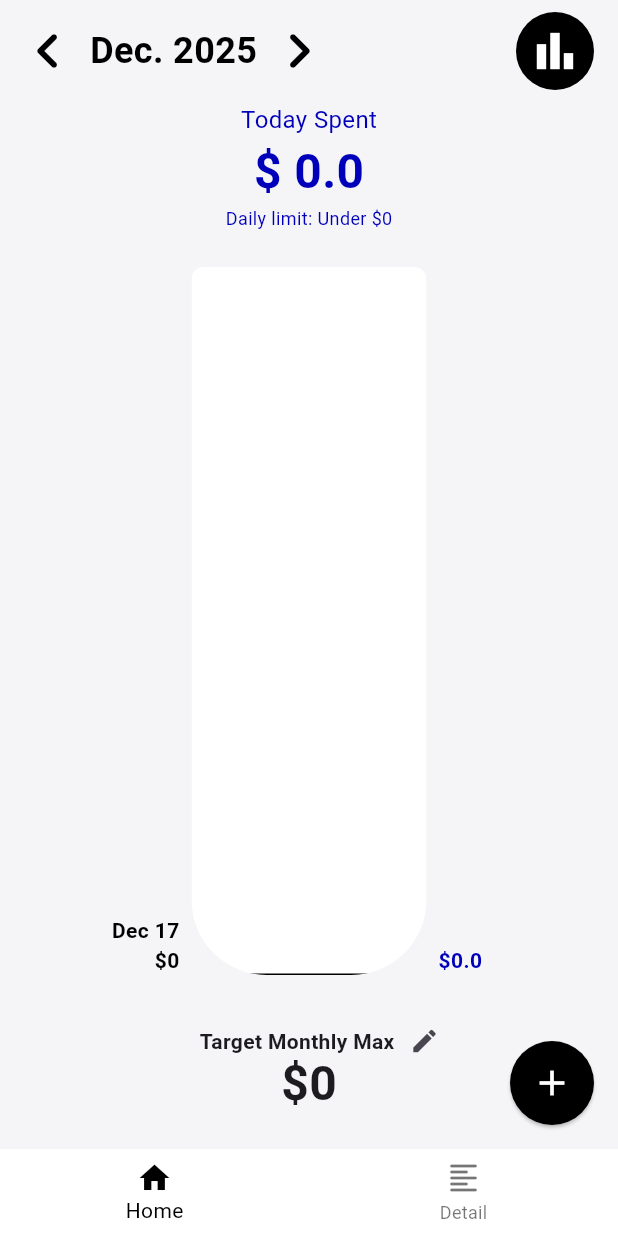
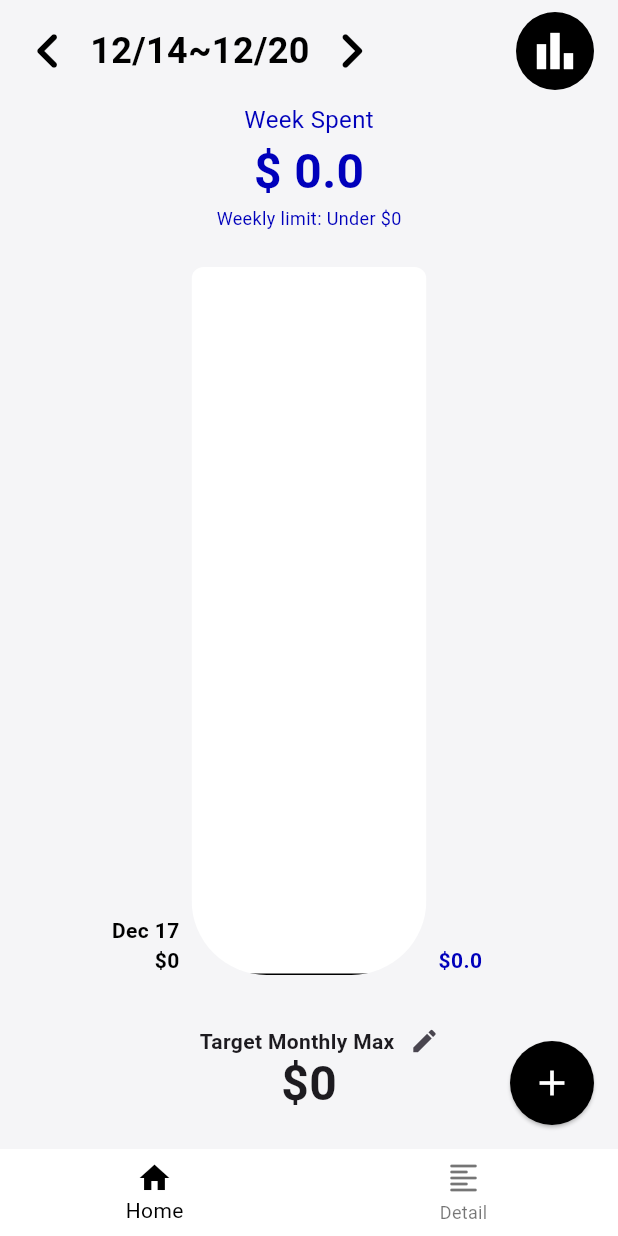
Before and after one commit to Najaehyeon/Money_Manager, a Flutter app: the screen it shows after launch, after a tap on the "chevron left" icon, after a tap on the "chevron right" icon, after a tap on the "bar chart" icon, on a phone screen of 412 x 824 dp. Run offline on Flutter 3.47's test engine with Material 3 defaults, Android fonts, the phone set to English and light mode, and no system bars; our stand-ins replace shared_preferences.

Commit message:
주차트로변경시날짜및제목바뀌게변경

```diff
--- a/lib/Home/home.dart
+++ b/lib/Home/home.dart
@@ -34,6 +34,9 @@ class _HomeState extends State<Home> with RouteAware {
   // Week-Chart State Variable
   bool _isWeekCharted = false;
   DateTime _selectedWeekDate = DateTime.now();
+  DateTime _selectedWeekDateMin = DateTime.now();
+  DateTime _selectedWeekDateMax = DateTime.now();
+  double _weeklyLimit = 0;
 
   @override
   void initState() {
@@ -132,9 +135,11 @@ class _HomeState extends State<Home> with RouteAware {
       _monthDailyLimitMoney = 0;
       _limitMoneyHeightRatio = 0;
       _dailyLimit = 0;
+      _weeklyLimit = 0;
     } else {
       // 1. 오늘의 일일 한도 금액 (Daily Limit)
       _dailyLimit = _targetMoney / totalDaysInCurrentMonth;
+      _weeklyLimit = _targetMoney / 7;
 
       // 2. 현재 일자까지의 누적 한도 금액 (limitMoney)
       _monthDailyLimitMoney = _dailyLimit * currentDay;
@@ -224,7 +229,7 @@ class _HomeState extends State<Home> with RouteAware {
   }
 
   // ---------------------------------------------------------------
-  //                              Week
+  //                         Week Functions
   // ---------------------------------------------------------------
   void setWeekChart() {
     _loadThisWeekData();
@@ -235,6 +240,33 @@ class _HomeState extends State<Home> with RouteAware {
 
   void _loadThisWeekData() {
     _selectedWeekDate = DateTime.now();
+    final thisWeekYear = _selectedWeekDate.year;
+    final thisWeekMonth = _selectedWeekDate.month;
+    final thisWeekDay = _selectedWeekDate.day;
+    _selectedWeekDateMin = DateTime(
+      thisWeekYear,
+      thisWeekMonth,
+      thisWeekDay - _selectedWeekDate.weekday,
+    );
+    _selectedWeekDateMax = DateTime(
+      thisWeekYear,
+      thisWeekMonth,
+      thisWeekDay + (6 - _selectedWeekDate.weekday),
+    );
+  }
+
+  void _goToPreviousWeek() {
+    setState(() {
+      _selectedWeekDateMin = _selectedWeekDateMin.subtract(Duration(days: 7));
+      _selectedWeekDateMax = _selectedWeekDateMax.subtract(Duration(days: 7));
+    });
+  }
+
+  void _goToNextWeek() {
+    setState(() {
+      _selectedWeekDateMin = _selectedWeekDateMin.add(Duration(days: 7));
+      _selectedWeekDateMax = _selectedWeekDateMax.add(Duration(days: 7));
+    });
   }
 
   @override
@@ -253,10 +285,16 @@ class _HomeState extends State<Home> with RouteAware {
           onNextMonth: _goToNextMonth,
           setWeekCharted: setWeekChart,
           isWeekCharted: _isWeekCharted,
+          selectedWeekDateMin: _selectedWeekDateMin,
+          selectedWeekDateMax: _selectedWeekDateMax,
+          onPreviousWeek: _goToPreviousWeek,
+          onNextWeek: _goToNextWeek,
         ),
         TodaySpentMoney(
           todaySpentMoney: _todaySpentMoney,
           dailyLimit: _dailyLimit,
+          isWeekCharted: _isWeekCharted,
+          weeklyLimit: _weeklyLimit,
         ),
         const SizedBox(height: 24),
         Expanded(
@@ -291,6 +329,10 @@ class Header extends StatelessWidget {
   final VoidCallback onNextMonth;
   final VoidCallback setWeekCharted;
   final bool isWeekCharted;
+  final DateTime selectedWeekDateMin;
+  final DateTime selectedWeekDateMax;
+  final VoidCallback onPreviousWeek;
+  final VoidCallback onNextWeek;
 
   const Header({
     super.key,
@@ -299,6 +341,10 @@ class Header extends StatelessWidget {
     required this.onNextMonth,
     required this.setWeekCharted,
     required this.isWeekCharted,
+    required this.selectedWeekDateMin,
+    required this.selectedWeekDateMax,
+    required this.onPreviousWeek,
+    required this.onNextWeek,
   });
 
   @override
@@ -307,6 +353,14 @@ class Header extends StatelessWidget {
       'MMM. yyyy',
       'en_US',
     ).format(selectedDate);
+    final String formattedWeekDateMin = DateFormat(
+      'MM/dd',
+      'en_US',
+    ).format(selectedWeekDateMin);
+    final String formattedWeekDateMax = DateFormat(
+      'MM/dd',
+      'en_US',
+    ).format(selectedWeekDateMax);
 
     return Padding(
       padding: const EdgeInsets.all(8.0),
@@ -316,7 +370,7 @@ class Header extends StatelessWidget {
           Row(
             children: [
               IconButton(
-                onPressed: onPreviousMonth,
+                onPressed: isWeekCharted ? onPreviousWeek : onPreviousMonth,
                 icon: const Icon(
                   Icons.chevron_left_rounded,
                   size: 48,
@@ -326,7 +380,9 @@ class Header extends StatelessWidget {
               ),
               const SizedBox(width: 4),
               Text(
-                formattedDate,
+                isWeekCharted
+                    ? "$formattedWeekDateMin~$formattedWeekDateMax"
+                    : formattedDate,
                 style: const TextStyle(
                   color: Colors.black,
                   fontSize: 24,
@@ -335,7 +391,7 @@ class Header extends StatelessWidget {
               ),
               const SizedBox(width: 4),
               IconButton(
-                onPressed: onNextMonth,
+                onPressed: isWeekCharted ? onNextWeek : onNextMonth,
                 icon: const Icon(
                   Icons.chevron_right_rounded,
                   size: 48,
@@ -373,11 +429,15 @@ class Header extends StatelessWidget {
 class TodaySpentMoney extends StatelessWidget {
   final double todaySpentMoney;
   final double dailyLimit;
+  final bool isWeekCharted;
+  final double weeklyLimit;
 
   const TodaySpentMoney({
     super.key,
     required this.todaySpentMoney,
     required this.dailyLimit,
+    required this.isWeekCharted,
+    required this.weeklyLimit,
   });
 
   @override
@@ -392,10 +452,15 @@ class TodaySpentMoney extends StatelessWidget {
       'en_US',
     ).format(dailyLimit);
 
+    final String formattedWeeklyLimit = NumberFormat(
+      '#,###',
+      'en_US',
+    ).format(weeklyLimit);
+
     return Column(
       children: [
-        const Text(
-          "Today Spent",
+        Text(
+          isWeekCharted ? "Week Spent" : "Today Spent",
           style: TextStyle(
             fontSize: 16,
             color: _primaryColor,
@@ -410,7 +475,9 @@ class TodaySpentMoney extends StatelessWidget {
           ),
         ),
         Text(
-          "Daily limit: Under \$$formattedDailyLimit",
+          isWeekCharted
+              ? "Weekly limit: Under \$$formattedWeeklyLimit"
+              : "Daily limit: Under \$$formattedDailyLimit",
           style: const TextStyle(
             fontSize: 12,
             color: _primaryColor,
```
